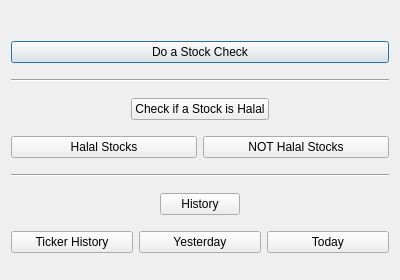
Old version of the form stock-watchlist/homeScreenDialog.ui in the repository Kataki-Takanashi/Halal-Stock-Organizer.
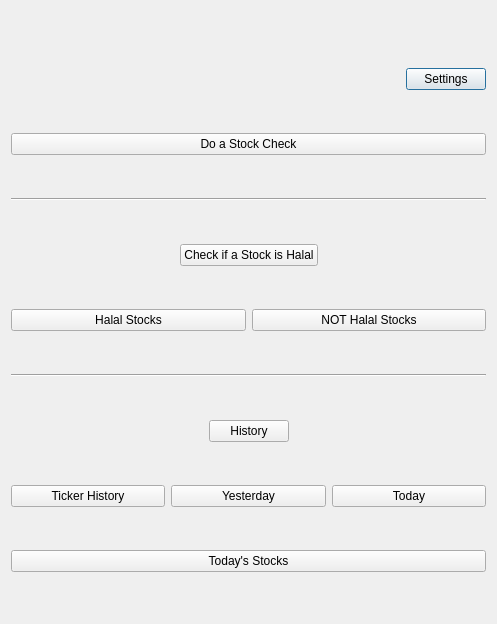
New version of the form.

Patch:
```diff
--- a/stock-watchlist/homeScreenDialog.ui
+++ b/stock-watchlist/homeScreenDialog.ui
@@ -9,8 +9,8 @@
    <rect>
     <x>0</x>
     <y>0</y>
-    <width>400</width>
-    <height>280</height>
+       <width>497</width>
+       <height>624</height>
    </rect>
   </property>
   <property name="windowTitle">
@@ -41,6 +41,17 @@
        </property>
       </spacer>
      </item>
+        <item>
+            <layout class="QHBoxLayout" name="horizontalLayout_3">
+                <item alignment="Qt::AlignRight">
+                    <widget class="QPushButton" name="settings_Button">
+                        <property name="text">
+                            <string>Settings</string>
+                        </property>
+                    </widget>
+                </item>
+            </layout>
+        </item>
      <item>
       <widget class="QPushButton" name="stockCheck_button">
        <property name="text">
@@ -169,19 +180,26 @@
        <item>
         <widget class="QPushButton" name="yesterday_Button">
          <property name="text">
-          <string>  Yesterday  </string>
+                      <string>Yesterday</string>
          </property>
         </widget>
        </item>
        <item>
         <widget class="QPushButton" name="today_Button">
          <property name="text">
-          <string>    Today    </string>
+                      <string>Today</string>
          </property>
         </widget>
        </item>
       </layout>
      </item>
+        <item>
+            <widget class="QPushButton" name="todaystock_Button">
+                <property name="text">
+                    <string>Today's Stocks</string>
+                </property>
+            </widget>
+        </item>
     </layout>
    </item>
   </layout>
```
Left out of the diff: 4 changed lines with no effect on the pictures. Lines whose indentation alone changed are shown as unchanged.
